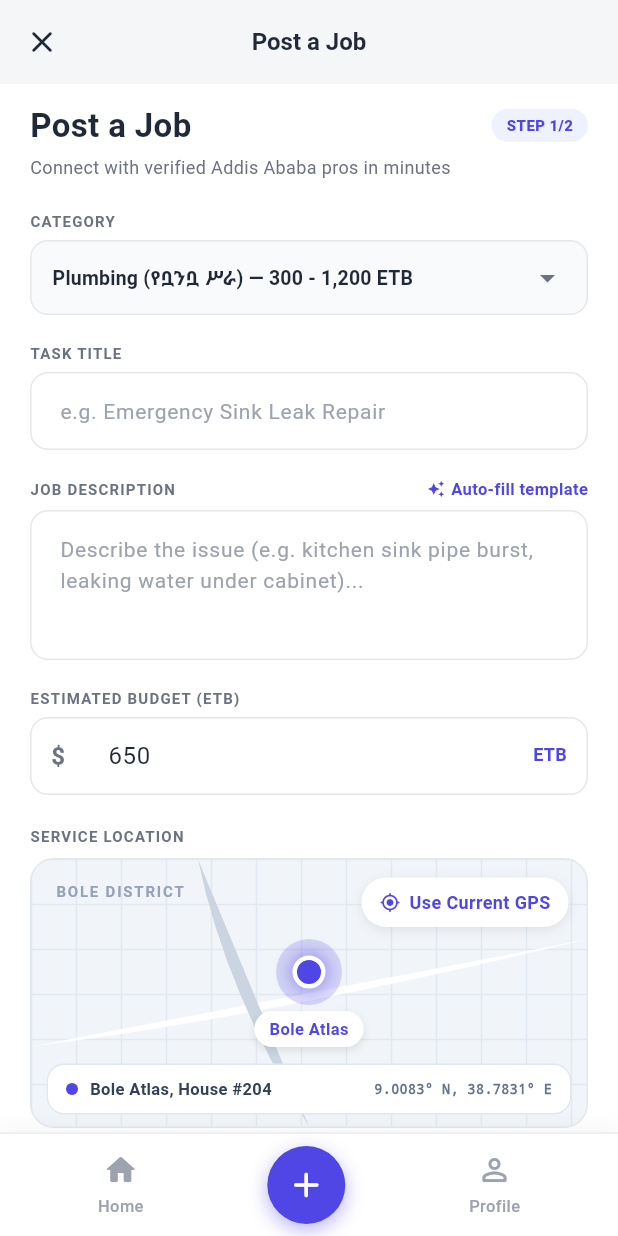
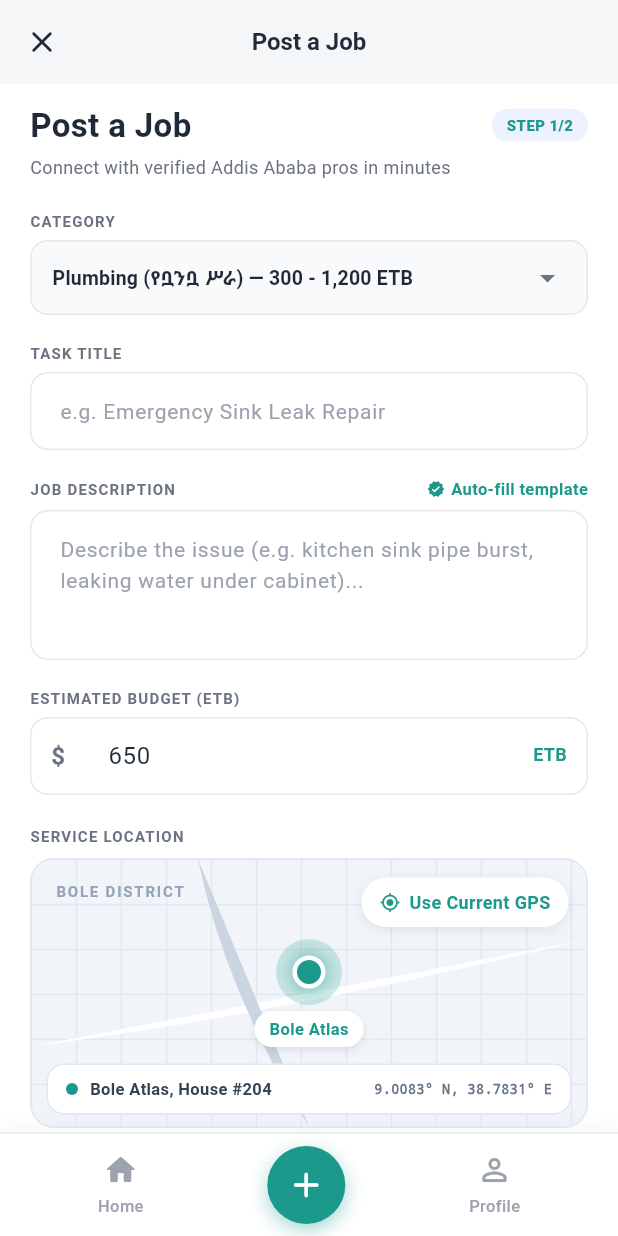
Before and after one commit to Leul0M/Seralegn, a Flutter app: the ClientMainScreen screen opened directly with empty values, after a tap on "Post Job", on a phone screen of 412 x 824 dp. Run offline on Flutter 3.47's test engine with Material 3 defaults, Android fonts, the phone set to English and light mode, and no system bars.

Commit message:
styles: fix color theme and icons

```diff
--- a/mobile/seralegn/lib/models/job.dart
+++ b/mobile/seralegn/lib/models/job.dart
@@ -1,4 +1,5 @@
 import 'package:flutter/material.dart';
+import '../theme/app_theme.dart';
 
 enum JobStatus {
   open,
@@ -30,7 +31,7 @@ extension JobStatusExtension on JobStatus {
   Color get color {
     switch (this) {
       case JobStatus.open:
-        return const Color(0xFF4F46E5);
+        return AppTheme.primaryTeal;
       case JobStatus.accepted:
         return const Color(0xFFF59E0B);
       case JobStatus.inProgress:
--- a/mobile/seralegn/lib/screens/client/client_homescreen.dart
+++ b/mobile/seralegn/lib/screens/client/client_homescreen.dart
@@ -75,14 +75,14 @@ class _ClientHomeScreenState extends State<ClientHomeScreen> {
                         children: [
                           Row(
                             children: const [
-                              Icon(Icons.auto_awesome, size: 14, color: Color(0xFF6366F1)),
+                              Icon(Icons.verified_rounded, size: 14, color: AppTheme.primaryTealHover),
                               SizedBox(width: 6),
                               Text(
                                 'CLIENT PORTAL',
                                 style: TextStyle(
                                   fontSize: 11,
                                   fontWeight: FontWeight.w800,
-                                  color: Color(0xFF6366F1),
+                                  color: AppTheme.primaryTealHover,
                                   letterSpacing: 0.8,
                                 ),
                               ),
@@ -112,7 +112,7 @@ class _ClientHomeScreenState extends State<ClientHomeScreen> {
                     ElevatedButton.icon(
                       onPressed: widget.onPostJobPressed,
                       style: ElevatedButton.styleFrom(
-                        backgroundColor: const Color(0xFF4F46E5),
+                        backgroundColor: AppTheme.primaryTeal,
                         minimumSize: const Size(100, 44),
                         shape: RoundedRectangleBorder(
                           borderRadius: BorderRadius.circular(22),
@@ -277,7 +277,7 @@ class _ClientHomeScreenState extends State<ClientHomeScreen> {
                         style: const TextStyle(
                           fontSize: 10,
                           fontWeight: FontWeight.bold,
-                          color: Color(0xFF4F46E5),
+                          color: AppTheme.primaryTeal,
                         ),
                       ),
                     ),
@@ -324,7 +324,7 @@ class _ClientHomeScreenState extends State<ClientHomeScreen> {
                         style: const TextStyle(
                           fontSize: 11,
                           fontWeight: FontWeight.bold,
-                          color: Color(0xFF4F46E5),
+                          color: AppTheme.primaryTeal,
                         ),
                       ),
                     ),
--- a/mobile/seralegn/lib/screens/client/client_main_screen.dart
+++ b/mobile/seralegn/lib/screens/client/client_main_screen.dart
@@ -74,7 +74,7 @@ class _ClientMainScreenState extends State<ClientMainScreen> {
                       style: const TextStyle(
                         fontSize: 11,
                         fontWeight: FontWeight.bold,
-                        color: Color(0xFF4F46E5),
+                        color: AppTheme.primaryTeal,
                       ),
                     ),
                   ),
@@ -84,7 +84,7 @@ class _ClientMainScreenState extends State<ClientMainScreen> {
                     style: const TextStyle(
                       fontSize: 18,
                       fontWeight: FontWeight.w800,
-                      color: Color(0xFF4F46E5),
+                      color: AppTheme.primaryTeal,
                     ),
                   ),
                 ],
@@ -137,7 +137,7 @@ class _ClientMainScreenState extends State<ClientMainScreen> {
               ElevatedButton(
                 onPressed: () => Navigator.pop(context),
                 style: ElevatedButton.styleFrom(
-                  backgroundColor: const Color(0xFF4F46E5),
+                  backgroundColor: AppTheme.primaryTeal,
                 ),
                 child: const Text('Close'),
               ),
@@ -202,11 +202,11 @@ class _ClientMainScreenState extends State<ClientMainScreen> {
                     width: 52,
                     height: 52,
                     decoration: BoxDecoration(
-                      color: const Color(0xFF4F46E5),
+                      color: AppTheme.primaryTeal,
                       shape: BoxShape.circle,
                       boxShadow: [
                         BoxShadow(
-                          color: const Color(0xFF4F46E5).withValues(alpha: 0.4),
+                          color: AppTheme.primaryTeal.withValues(alpha: 0.4),
                           blurRadius: 10,
                           offset: const Offset(0, 4),
                         ),
@@ -248,7 +248,7 @@ class _ClientMainScreenState extends State<ClientMainScreen> {
         children: [
           Icon(
             icon,
-            color: isSelected ? const Color(0xFF4F46E5) : AppTheme.lightText,
+            color: isSelected ? AppTheme.primaryTeal : AppTheme.lightText,
             size: 24,
           ),
           const SizedBox(height: 4),
@@ -257,7 +257,7 @@ class _ClientMainScreenState extends State<ClientMainScreen> {
             style: TextStyle(
               fontSize: 11,
               fontWeight: isSelected ? FontWeight.bold : FontWeight.w500,
-              color: isSelected ? const Color(0xFF4F46E5) : AppTheme.lightText,
+              color: isSelected ? AppTheme.primaryTeal : AppTheme.lightText,
             ),
           ),
         ],
--- a/mobile/seralegn/lib/screens/client/client_post_job_screen.dart
+++ b/mobile/seralegn/lib/screens/client/client_post_job_screen.dart
@@ -156,7 +156,7 @@ class _ClientPostJobScreenState extends State<ClientPostJobScreen> {
                         style: TextStyle(
                           fontSize: 10,
                           fontWeight: FontWeight.w800,
-                          color: Color(0xFF4F46E5),
+                          color: AppTheme.primaryTeal,
                         ),
                       ),
                     ),
@@ -236,14 +236,14 @@ class _ClientPostJobScreenState extends State<ClientPostJobScreen> {
                       onTap: _autofillTemplate,
                       child: Row(
                         children: const [
-                          Icon(Icons.auto_awesome, size: 12, color: Color(0xFF4F46E5)),
+                          Icon(Icons.verified_rounded, size: 12, color: AppTheme.primaryTeal),
                           SizedBox(width: 4),
                           Text(
                             'Auto-fill template',
                             style: TextStyle(
                               fontSize: 11,
                               fontWeight: FontWeight.bold,
-                              color: Color(0xFF4F46E5),
+                              color: AppTheme.primaryTeal,
                             ),
                           ),
                         ],
@@ -287,7 +287,7 @@ class _ClientPostJobScreenState extends State<ClientPostJobScreen> {
                         style: TextStyle(
                           fontSize: 12,
                           fontWeight: FontWeight.bold,
-                          color: Color(0xFF4F46E5),
+                          color: AppTheme.primaryTeal,
                         ),
                       ),
                     ),
@@ -322,7 +322,7 @@ class _ClientPostJobScreenState extends State<ClientPostJobScreen> {
                   children: const [
                     Row(
                       children: [
-                        Icon(Icons.auto_awesome, size: 12, color: Color(0xFF6366F1)),
+                        Icon(Icons.verified_rounded, size: 12, color: AppTheme.primaryTealHover),
                         SizedBox(width: 4),
                         Text(
                           'Quick Select Neighborhood',
@@ -363,10 +363,10 @@ class _ClientPostJobScreenState extends State<ClientPostJobScreen> {
                           duration: const Duration(milliseconds: 150),
                           padding: const EdgeInsets.symmetric(horizontal: 14, vertical: 8),
                           decoration: BoxDecoration(
-                            color: isSelected ? const Color(0xFF4F46E5) : Colors.white,
+                            color: isSelected ? AppTheme.primaryTeal : Colors.white,
                             borderRadius: BorderRadius.circular(18),
                             border: Border.all(
-                              color: isSelected ? const Color(0xFF4F46E5) : AppTheme.inputBorder,
+                              color: isSelected ? AppTheme.primaryTeal : AppTheme.inputBorder,
                             ),
                           ),
                           child: Text(
@@ -409,7 +409,7 @@ class _ClientPostJobScreenState extends State<ClientPostJobScreen> {
                     'Inserts into database with status: open',
                     style: TextStyle(
                       fontSize: 11,
-                      color: Color(0xFF6366F1),
+                      color: AppTheme.primaryTealHover,
                     ),
                   ),
                 ),
--- a/mobile/seralegn/lib/screens/client/client_profile_screen.dart
+++ b/mobile/seralegn/lib/screens/client/client_profile_screen.dart
@@ -47,7 +47,7 @@ class ClientProfileScreen extends StatelessWidget {
                         style: TextStyle(
                           fontSize: 20,
                           fontWeight: FontWeight.bold,
-                          color: const Color(0xFF4F46E5),
+                          color: AppTheme.primaryTeal,
                         ),
                       ),
                     ),
@@ -79,7 +79,7 @@ class ClientProfileScreen extends StatelessWidget {
                                   style: TextStyle(
                                     fontSize: 9,
                                     fontWeight: FontWeight.bold,
-                                    color: Color(0xFF4F46E5),
+                                    color: AppTheme.primaryTeal,
                                   ),
                                 ),
                               ),
@@ -186,7 +186,7 @@ class ClientProfileScreen extends StatelessWidget {
           style: const TextStyle(
             fontSize: 16,
             fontWeight: FontWeight.bold,
-            color: Color(0xFF4F46E5),
+            color: AppTheme.primaryTeal,
           ),
         ),
         const SizedBox(height: 2),
@@ -222,7 +222,7 @@ class ClientProfileScreen extends StatelessWidget {
             color: const Color(0xFFEEF2FF),
             borderRadius: BorderRadius.circular(10),
           ),
-          child: Icon(icon, color: const Color(0xFF4F46E5), size: 20),
+          child: Icon(icon, color: AppTheme.primaryTeal, size: 20),
         ),
         title: Text(
           title,
--- a/mobile/seralegn/lib/screens/worker/worker_main_screen.dart
+++ b/mobile/seralegn/lib/screens/worker/worker_main_screen.dart
@@ -170,7 +170,7 @@ class _WorkerMainScreenState extends State<WorkerMainScreen> {
             children: [
               Icon(
                 isSelected ? activeIcon : icon,
-                color: isSelected ? const Color(0xFF4F46E5) : AppTheme.lightText,
+                color: isSelected ? AppTheme.primaryTeal : AppTheme.lightText,
                 size: 24,
               ),
               if (badgeCount > 0)
@@ -201,7 +201,7 @@ class _WorkerMainScreenState extends State<WorkerMainScreen> {
             style: TextStyle(
               fontSize: 11,
               fontWeight: isSelected ? FontWeight.bold : FontWeight.w500,
-              color: isSelected ? const Color(0xFF4F46E5) : AppTheme.lightText,
+              color: isSelected ? AppTheme.primaryTeal : AppTheme.lightText,
             ),
           ),
         ],
--- a/mobile/seralegn/lib/widgets/category_card.dart
+++ b/mobile/seralegn/lib/widgets/category_card.dart
@@ -30,7 +30,7 @@ class CategoryCard extends StatelessWidget {
     CategoryItem(id: 'electrical', title: 'Electrical', icon: Icons.electrical_services_rounded),
     CategoryItem(id: 'repairs', title: 'Repairs', icon: Icons.handyman_rounded),
     CategoryItem(id: 'painting', title: 'Painting', icon: Icons.format_paint_rounded),
-    CategoryItem(id: 'cleaning', title: 'Cleaning', icon: Icons.auto_awesome_rounded),
+    CategoryItem(id: 'cleaning', title: 'Cleaning', icon: Icons.local_offer_rounded),
     CategoryItem(id: 'delivery', title: 'Delivery', icon: Icons.local_shipping_rounded),
     CategoryItem(id: 'moving', title: 'Moving', icon: Icons.move_to_inbox_rounded),
     CategoryItem(id: 'gardening', title: 'Gardening', icon: Icons.grass_rounded),
--- a/mobile/seralegn/lib/widgets/simulated_map_widget.dart
+++ b/mobile/seralegn/lib/widgets/simulated_map_widget.dart
@@ -1,4 +1,5 @@
 import 'package:flutter/material.dart';
+import '../theme/app_theme.dart';
 
 class SimulatedMapWidget extends StatelessWidget {
   final String locationName;
@@ -81,14 +82,14 @@ class SimulatedMapWidget extends StatelessWidget {
                   child: Row(
                     mainAxisSize: MainAxisSize.min,
                     children: const [
-                      Icon(Icons.my_location_rounded, size: 14, color: Color(0xFF4F46E5)),
+                      Icon(Icons.my_location_rounded, size: 14, color: AppTheme.primaryTeal),
                       SizedBox(width: 6),
                       Text(
                         'Use Current GPS',
                         style: TextStyle(
                           fontSize: 12,
                           fontWeight: FontWeight.w600,
-                          color: Color(0xFF4F46E5),
+                          color: AppTheme.primaryTeal,
                         ),
                       ),
                     ],
@@ -143,7 +144,7 @@ class SimulatedMapWidget extends StatelessWidget {
                   width: 44,
                   height: 44,
                   decoration: BoxDecoration(
-                    color: const Color(0xFF4F46E5).withValues(alpha: 0.2),
+                    color: AppTheme.primaryTeal.withValues(alpha: 0.2),
                     shape: BoxShape.circle,
                   ),
                   child: Center(
@@ -151,12 +152,12 @@ class SimulatedMapWidget extends StatelessWidget {
                       width: 22,
                       height: 22,
                       decoration: BoxDecoration(
-                        color: const Color(0xFF4F46E5),
+                        color: AppTheme.primaryTeal,
                         shape: BoxShape.circle,
                         border: Border.all(color: Colors.white, width: 3),
                         boxShadow: [
                           BoxShadow(
-                            color: const Color(0xFF4F46E5).withValues(alpha: 0.4),
+                            color: AppTheme.primaryTeal.withValues(alpha: 0.4),
                             blurRadius: 8,
                             spreadRadius: 2,
                           ),
@@ -184,7 +185,7 @@ class SimulatedMapWidget extends StatelessWidget {
                     style: const TextStyle(
                       fontSize: 11,
                       fontWeight: FontWeight.bold,
-                      color: Color(0xFF4F46E5),
+                      color: AppTheme.primaryTeal,
                     ),
                   ),
                 ),
@@ -210,7 +211,7 @@ class SimulatedMapWidget extends StatelessWidget {
                     width: 8,
                     height: 8,
                     decoration: const BoxDecoration(
-                      color: Color(0xFF4F46E5),
+                      color: AppTheme.primaryTeal,
                       shape: BoxShape.circle,
                     ),
                   ),
```
Also changed, not shown: mobile/seralegn/lib/screens/worker/worker_accept_job_sheet.dart (+7 -7 lines), mobile/seralegn/lib/screens/worker/worker_active_jobs_screen.dart (+14 -14 lines), mobile/seralegn/lib/screens/worker/worker_marketplace_screen.dart (+8 -8 lines), mobile/seralegn/lib/screens/worker/worker_profile_screen.dart (+5 -5 lines), mobile/seralegn/lib/screens/worker/worker_subscription_screen.dart (+14 -14 lines).
